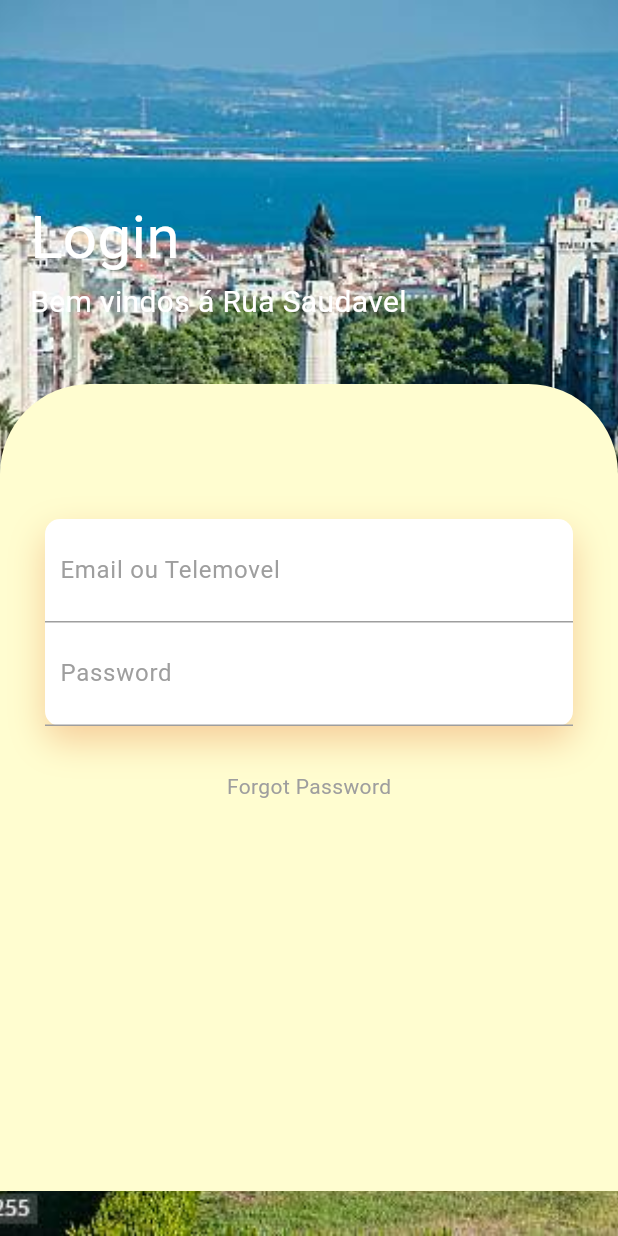
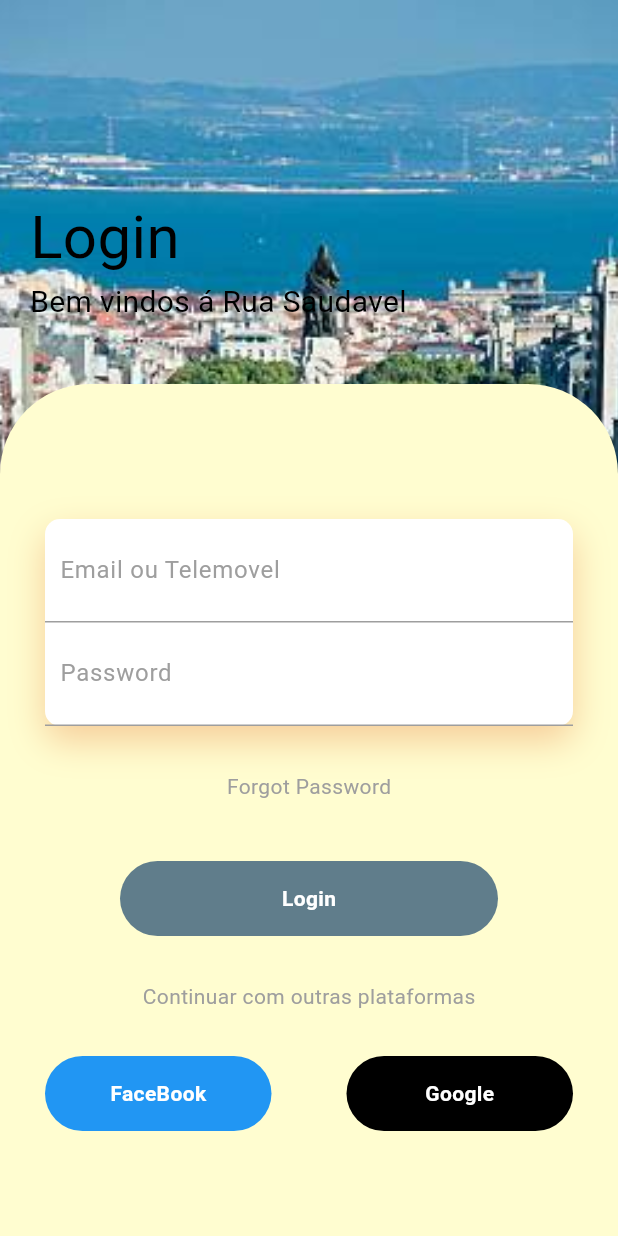
Before and after one commit to Ricardo-P1nto/PAF_V.2, a Flutter app: the screen it shows after launch, on a phone screen of 412 x 824 dp. Run offline on Flutter 3.47's test engine with Material 3 defaults, Android fonts, the phone set to English and light mode, and no system bars.

Commit message:
Description of changes made

```diff
--- a/lib/main.dart
+++ b/lib/main.dart
@@ -1,9 +1,10 @@
 import 'package:flutter/material.dart';
-void main() => runApp (
+
+void main() => runApp(
   const MaterialApp(
     debugShowCheckedModeBanner: false,
     home: Homepage(),
-  )
+  ),
 );
 
 class Homepage extends StatelessWidget {
@@ -11,8 +12,12 @@ class Homepage extends StatelessWidget {
 
   @override
   Widget build(BuildContext context) {
+    // Obter a altura da tela
+    double screenHeight = MediaQuery.of(context).size.height;
+
     return Scaffold(
-      body: Container(
+      body: SingleChildScrollView(  // Adicionando o SingleChildScrollView
+        child: Container(
           padding: const EdgeInsets.symmetric(vertical: 30),
           width: double.infinity,
           decoration: const BoxDecoration(
@@ -21,7 +26,6 @@ class Homepage extends StatelessWidget {
               fit: BoxFit.cover,
             ),
           ),
-
           child: Column(
             crossAxisAlignment: CrossAxisAlignment.start,
             children: <Widget>[
@@ -32,16 +36,17 @@ class Homepage extends StatelessWidget {
                 child: Column(
                   crossAxisAlignment: CrossAxisAlignment.start,
                   children: <Widget>[
-                  Text("Login", style: TextStyle(color: Colors.white, fontSize: 40),),
-                  Text("Bem vindos á Rua Saudavel", style: TextStyle(color: Colors.white, fontSize: 20),)
+                    Text("Login", style: TextStyle(color: Colors.black, fontSize: 40),),
+                    Text("Bem vindos á Rua Saudavel", style: TextStyle(color: Colors.black, fontSize: 20),),
                   ],
                 ),
               ),
 
               const SizedBox(height: 20,),
 
-            Expanded(
-                child: Container(
+              // Container agora estará dentro do SingleChildScrollView, então ele poderá rolar
+              Container(
+                height: screenHeight - 80 - 40, // Subtrai o espaço do topo e padding
                 decoration: const BoxDecoration(
                     color: Color.fromRGBO(255, 253, 208, 20),
                     borderRadius: BorderRadius.only(
@@ -49,41 +54,30 @@ class Homepage extends StatelessWidget {
                         topRight: Radius.circular(60)
                     )
                 ),
-
                 child: Padding(
                   padding: const EdgeInsets.all(30),
                   child: Column(
                     children: <Widget>[
-
-                        const SizedBox( height: 60,), //entre "Bem vindos" e a Box Preta
+                      const SizedBox(height: 60,), //entre "Bem vindos" e a Box Preta
 
                       Container(
-
                         decoration: BoxDecoration(
-
                             color: Colors.white,
-
                             borderRadius: BorderRadius.circular(10),
-
                             boxShadow: const [BoxShadow(
                                 color: Color.fromRGBO(225, 95, 27, .3),
                                 blurRadius: 20,
                                 offset: Offset(0, 10)
                             )]
                         ),
-
                         child: Column(
                           children: <Widget>[
-
-                              //Container para o Local de escrever  os dados
+                            //Container para o Local de escrever os dados
                             Container(
-
                               padding: const EdgeInsets.all(10), //Tamanho da caixa do Email e Telemovel
-
                               decoration: const BoxDecoration(
                                   border: Border(bottom: BorderSide(color: Colors.grey))
                               ),
-
                               child: const TextField(
                                 decoration: InputDecoration(
                                     hintText: "Email ou Telemovel",
@@ -92,15 +86,11 @@ class Homepage extends StatelessWidget {
                                 ),
                               ),
                             ),
-
                             Container(
-
                               padding: const EdgeInsets.all(10), //Tamanho da caixa do Email e Telemovel
-
                               decoration: const BoxDecoration(
                                   border: Border(bottom: BorderSide(color: Colors.grey))
                               ),
-
                               child: const TextField(
                                 decoration: InputDecoration(
                                     hintText: "Password",
@@ -113,15 +103,64 @@ class Homepage extends StatelessWidget {
                         ),
                       ),
                       const SizedBox(height: 30,),
-                        const Text("Forgot Password", style: TextStyle(color: Colors.grey),)
 
+                      const Text("Forgot Password", style: TextStyle(color: Colors.grey),),
+
+                      const SizedBox(height: 40,),
+
+                      Container(
+                        height: 50,
+                        margin: const EdgeInsets.symmetric(horizontal: 50),
+                        decoration: BoxDecoration(
+                            borderRadius: BorderRadius.circular(50),
+                            color: Colors.blueGrey
+                        ),
+                        child: const Center(
+                          child: Text("Login", style: TextStyle(color: Colors.white, fontWeight: FontWeight.bold),),
+                        ),
+                      ),
+                      const SizedBox(height: 30,),
+
+                      const Text("Continuar com outras plataformas", style: TextStyle(color: Colors.grey),),
+
+                      const SizedBox(height: 30,),
+
+                      Row(
+                        children: <Widget>[
+                          Expanded(
+                            child: Container(
+                              height: 50,
+                              decoration: BoxDecoration(
+                                  borderRadius: BorderRadius.circular(50),
+                                  color: Colors.blue
+                              ),
+                              child: const Center(
+                                child: Text("FaceBook", style: TextStyle(color: Colors.white, fontWeight: FontWeight.bold),),
+                              ),
+                            ),
+                          ),
+                          const SizedBox(width: 50,),
+                          Expanded(
+                            child: Container(
+                              height: 50,
+                              decoration: BoxDecoration(
+                                  borderRadius: BorderRadius.circular(50),
+                                  color: Colors.black
+                              ),
+                              child: const Center(
+                                child: Text("Google", style: TextStyle(color: Colors.white, fontWeight: FontWeight.bold),),
+                              ),
+                            ),
+                          )
+                        ],
+                      ),
                     ],
                   ),
                 ),
               ),
-            )
             ],
-        )
+          ),
+        ),
       ),
     );
   }
--- a/pubspec.yaml
+++ b/pubspec.yaml
@@ -33,6 +33,7 @@ environment:
 dependencies:
   flutter:
     sdk: flutter
+  simple_animations: ^5.1.0
 
 
 
@@ -40,6 +41,7 @@ dependencies:
   # The following adds the Cupertino Icons font to your application.
   # Use with the CupertinoIcons class for iOS style icons.
   cupertino_icons: ^1.0.6
+
 
 dev_dependencies:
   flutter_test:
```
Also changed, not shown: pubspec.lock. Lines whose indentation alone changed are shown as unchanged.
